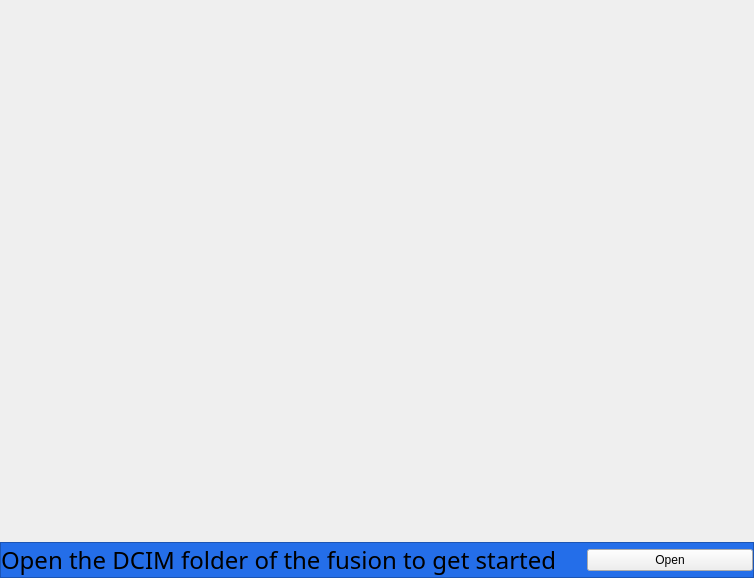
Before: the Qt Designer form panes/welcomepane.ui in victormac3000/Fusion_ffmpeg_studio, drawn with Qt 5.
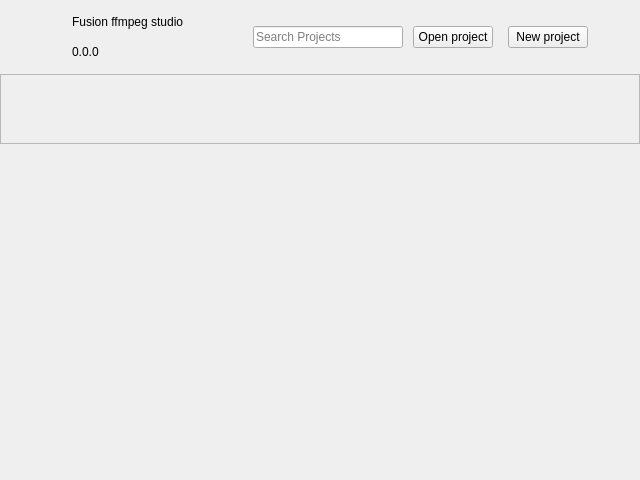
After: the same form once the commit is applied. Icons and pictures are not drawn.

Diff of the .ui file:
```diff
--- a/panes/welcomepane.ui
+++ b/panes/welcomepane.ui
@@ -2,18 +2,21 @@
 <ui version="4.0">
  <class>WelcomePane</class>
  <widget class="QWidget" name="WelcomePane">
+  <property name="enabled">
+   <bool>true</bool>
+  </property>
   <property name="geometry">
    <rect>
     <x>0</x>
     <y>0</y>
-    <width>754</width>
-    <height>578</height>
+    <width>640</width>
+    <height>480</height>
    </rect>
   </property>
   <property name="windowTitle">
    <string>Form</string>
   </property>
-  <layout class="QVBoxLayout" name="verticalLayout" stretch="5,0">
+  <layout class="QVBoxLayout" name="verticalLayout" stretch="0,0,0">
    <property name="spacing">
     <number>0</number>
    </property>
@@ -34,91 +37,185 @@
      <property name="spacing">
       <number>0</number>
      </property>
+     <property name="leftMargin">
+      <number>12</number>
+     </property>
      <property name="topMargin">
-      <number>0</number>
+      <number>12</number>
+     </property>
+     <property name="rightMargin">
+      <number>12</number>
+     </property>
+     <property name="bottomMargin">
+      <number>12</number>
      </property>
      <item>
-      <widget class="QLabel" name="welcome_image">
-       <property name="styleSheet">
-        <string notr="true">#welcome_image { 
-	border-image: url(&quot;:/Images/Snow.jpg&quot;) 0 0 0 0 stretch stretch;
-}
-</string>
+      <layout class="QHBoxLayout" name="horizontalLayout_3" stretch="0,10,0,0,0">
+       <property name="spacing">
+        <number>10</number>
        </property>
-       <property name="text">
-        <string/>
+       <property name="rightMargin">
+        <number>0</number>
        </property>
-       <property name="scaledContents">
-        <bool>false</bool>
+       <property name="bottomMargin">
+        <number>0</number>
        </property>
-       <property name="alignment">
-        <set>Qt::AlignCenter</set>
-       </property>
-      </widget>
+       <item>
+        <layout class="QHBoxLayout" name="horizontalLayout_5">
+         <item>
+          <widget class="QLabel" name="logo_label">
+           <property name="minimumSize">
+            <size>
+             <width>50</width>
+             <height>50</height>
+            </size>
+           </property>
+           <property name="styleSheet">
+            <string notr="true">#logo_label { 
+	border-image: url(&quot;:/Images/GoProPlayerAppIcon.png&quot;) 0 0 0 0 stretch stretch;
+}</string>
+           </property>
+           <property name="text">
+            <string/>
+           </property>
+          </widget>
+         </item>
+        </layout>
+       </item>
+       <item>
+        <layout class="QVBoxLayout" name="verticalLayout_2">
+         <item>
+          <widget class="QLabel" name="app_name">
+           <property name="text">
+            <string>Fusion ffmpeg studio</string>
+           </property>
+          </widget>
+         </item>
+         <item>
+          <widget class="QLabel" name="app_version">
+           <property name="text">
+            <string>0.0.0</string>
+           </property>
+          </widget>
+         </item>
+        </layout>
+       </item>
+       <item>
+        <layout class="QHBoxLayout" name="horizontalLayout_6">
+         <property name="spacing">
+          <number>0</number>
+         </property>
+         <property name="leftMargin">
+          <number>0</number>
+         </property>
+         <item>
+          <widget class="QLineEdit" name="search_box_projects">
+           <property name="minimumSize">
+            <size>
+             <width>150</width>
+             <height>0</height>
+            </size>
+           </property>
+           <property name="text">
+            <string/>
+           </property>
+           <property name="placeholderText">
+            <string>Search Projects</string>
+           </property>
+          </widget>
+         </item>
+        </layout>
+       </item>
+       <item>
+        <layout class="QHBoxLayout" name="horizontalLayout_4">
+         <property name="spacing">
+          <number>15</number>
+         </property>
+         <property name="rightMargin">
+          <number>0</number>
+         </property>
+         <item>
+          <widget class="QPushButton" name="open_folder_button">
+           <property name="text">
+            <string>Open project</string>
+           </property>
+          </widget>
+         </item>
+         <item>
+          <widget class="QPushButton" name="new_project_button">
+           <property name="text">
+            <string>New project</string>
+           </property>
+          </widget>
+         </item>
+        </layout>
+       </item>
+       <item>
+        <spacer name="horizontalSpacer">
+         <property name="orientation">
+          <enum>Qt::Horizontal</enum>
+         </property>
+         <property name="sizeHint" stdset="0">
+          <size>
+           <width>40</width>
+           <height>20</height>
+          </size>
+         </property>
+        </spacer>
+       </item>
+      </layout>
      </item>
     </layout>
    </item>
    <item>
-    <widget class="QFrame" name="bottom">
-     <property name="styleSheet">
-      <string notr="true">#bottom {
-background-color: #246EE9;
-}</string>
+    <widget class="QScrollArea" name="recent_projects">
+     <property name="sizePolicy">
+      <sizepolicy hsizetype="Minimum" vsizetype="Minimum">
+       <horstretch>0</horstretch>
+       <verstretch>0</verstretch>
+      </sizepolicy>
      </property>
-     <property name="frameShape">
-      <enum>QFrame::StyledPanel</enum>
+     <property name="maximumSize">
+      <size>
+       <width>16777215</width>
+       <height>16777214</height>
+      </size>
      </property>
-     <property name="frameShadow">
-      <enum>QFrame::Raised</enum>
+     <property name="widgetResizable">
+      <bool>true</bool>
      </property>
-     <layout class="QHBoxLayout" name="horizontalLayout">
-      <property name="spacing">
-       <number>30</number>
+     <widget class="QWidget" name="to_delete">
+      <property name="geometry">
+       <rect>
+        <x>0</x>
+        <y>0</y>
+        <width>638</width>
+        <height>69</height>
+       </rect>
       </property>
-      <property name="leftMargin">
-       <number>0</number>
+      <property name="sizePolicy">
+       <sizepolicy hsizetype="Minimum" vsizetype="Minimum">
+        <horstretch>0</horstretch>
+        <verstretch>0</verstretch>
+       </sizepolicy>
       </property>
-      <property name="topMargin">
-       <number>0</number>
-      </property>
-      <property name="rightMargin">
-       <number>0</number>
-      </property>
-      <property name="bottomMargin">
-       <number>0</number>
-      </property>
-      <item>
-       <widget class="QLabel" name="label_2">
-        <property name="font">
-         <font>
-          <family>Montserrat</family>
-          <pointsize>18</pointsize>
-         </font>
-        </property>
-        <property name="styleSheet">
-         <string notr="true"/>
-        </property>
-        <property name="text">
-         <string>Open the DCIM folder of the fusion to get started</string>
-        </property>
-        <property name="alignment">
-         <set>Qt::AlignLeading|Qt::AlignLeft|Qt::AlignVCenter</set>
-        </property>
-       </widget>
-      </item>
-      <item>
-       <widget class="QPushButton" name="open_folder_button">
-        <property name="styleSheet">
-         <string notr="true"/>
-        </property>
-        <property name="text">
-         <string>Open</string>
-        </property>
-       </widget>
-      </item>
-     </layout>
+      <layout class="QVBoxLayout" name="verticalLayout_3"/>
+     </widget>
     </widget>
    </item>
+   <item>
+    <spacer name="verticalSpacer">
+     <property name="orientation">
+      <enum>Qt::Vertical</enum>
+     </property>
+     <property name="sizeHint" stdset="0">
+      <size>
+       <width>20</width>
+       <height>40</height>
+      </size>
+     </property>
+    </spacer>
+   </item>
   </layout>
  </widget>
  <resources/>
```
Left out of the diff: 2 changed lines with no effect on the pictures.
